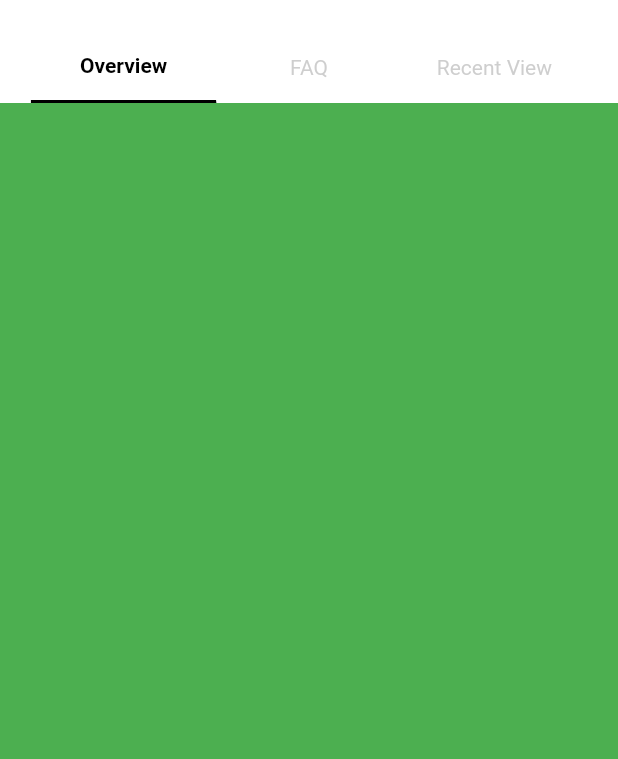
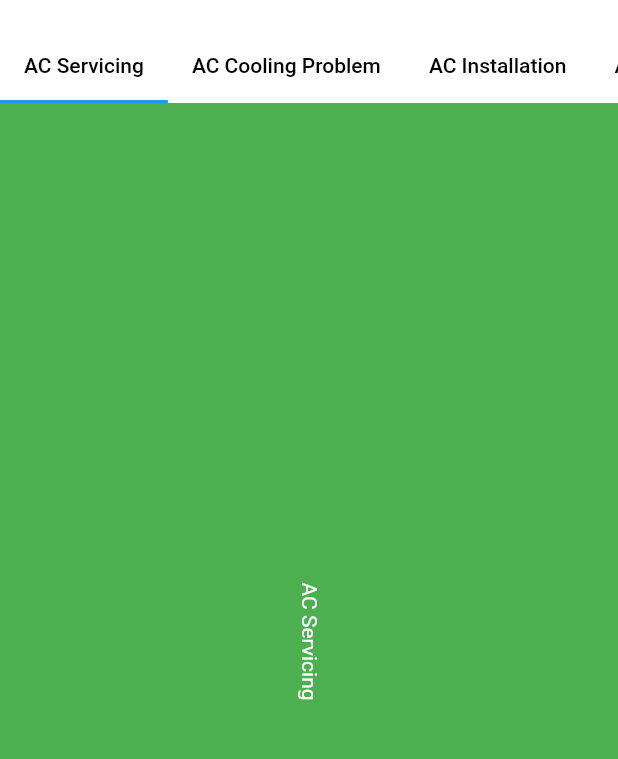
Before and after one commit to mirzamahmud/pageview, a Flutter app: the screen it shows after launch, on a phone screen of 412 x 824 dp, the part 56-815 px from its top. Run offline on Flutter 3.47's test engine with Material 2 defaults, Android fonts, the light colour scheme and no system bars; our stand-ins replace get.

Commit message:
refactor(pageview): scroll_both_tabbar_and_view

```diff
--- a/lib/controller/home_screen_controller.dart
+++ b/lib/controller/home_screen_controller.dart
@@ -5,13 +5,33 @@ class HomeScreenController extends GetxController{
 
   HomeScreenController();
 
-  List<String> tabList = ["Overview", "FAQ", "Recent View"];
-  List<Color> colorList = [Colors.green, Colors.red, Colors.blue];
+  List<String> tabList = [
+    "AC Servicing",
+    "AC Cooling Problem",
+    "AC Installation",
+    "AC Hanging",
+    "LCD/LED/Smart TV Repair",
+    "Microwave Repair Service",
+    "Refrigerator Repair",
+    "Washing Machine Repair",
+    "Ambulance Service",
+    "Laptop & Desktop Repair"
+  ];
+  List<Color> colorList = [
+    Colors.green,
+    Colors.red,
+    Colors.blue,
+    Colors.yellow,
+    Colors.orange,
+    Colors.amber,
+    Colors.pink,
+    Colors.black,
+    Colors.grey,
+  ];
   int selectedIndex = 0;
-
   void changeSelectedIndex(int index){
-
     selectedIndex = index;
+    print("Selected Index: $selectedIndex");
     update();
   }
 }
--- a/lib/screen/home_screen.dart
+++ b/lib/screen/home_screen.dart
@@ -1,7 +1,6 @@
 import 'package:flutter/material.dart';
 import 'package:get/get.dart';
 import 'package:pageview/controller/home_screen_controller.dart';
-import 'package:pageview/screen/widget/home_tab_view.dart';
 
 class HomeScreen extends StatefulWidget {
   const HomeScreen({super.key});
@@ -26,6 +25,8 @@ class _HomeScreenState extends State<HomeScreen> {
   Widget build(BuildContext context) {
     return GetBuilder<HomeScreenController>(
         builder: (controller) => SafeArea(
+        child: DefaultTabController(
+          length: controller.tabList.length,
           child: Scaffold(
             backgroundColor: Colors.grey.shade200,
             appBar: AppBar(
@@ -51,13 +52,46 @@ class _HomeScreenState extends State<HomeScreen> {
               ],
               bottom: PreferredSize(
                 preferredSize: Size(MediaQuery.of(context).size.width, 50),
-              child: const HomeTabView(),
+                child: TabBar(
+                  isScrollable: true,
+                  tabs: List.generate(controller.tabList.length, (index) => Tab(
+                    child: Text(
+                        controller.tabList[index],
+                        textAlign: TextAlign.center,
+                        style: const TextStyle(color: Colors.black)
+                    ),
+                  )),
+                  onTap: (value){
+                    controller.changeSelectedIndex(value);
+                  },
                 ),
               ),
-          body: PageView.builder(
-            controller: pageController,
+            ),
+            body: RotatedBox(
+              quarterTurns: 1,
+              child: TabBarView(
+                children: List.generate(controller.colorList.length, (index) => Container(
+                  height: 300,
+                  width: MediaQuery.of(context).size.width,
+                  alignment: Alignment.center,
+                  decoration: BoxDecoration(
+                      color: controller.colorList[index]
+                  ),
+                  child: Text(
+                    controller.tabList[index],
+                    textAlign: TextAlign.center,
+                    style: const TextStyle(color: Colors.white)
+                  ),
+                )),
+              ),
+            )
+
+
+
+
+            /*PageView.builder(
               scrollDirection: Axis.vertical,
-            physics: const BouncingScrollPhysics(),
+              physics: const ScrollPhysics(),
               itemCount: controller.colorList.length,
               itemBuilder: (context, index) => Container(
                 height: 300,
@@ -67,9 +101,10 @@ class _HomeScreenState extends State<HomeScreen> {
                   color: controller.colorList[index]
                 ),
               ),
-            onPageChanged: (index) {
-              controller.changeSelectedIndex(index);
+              onPageChanged: (value) {
+                controller.changeSelectedIndex(value);
               },
+            )*/
           ),
         ),
       )
```
Lines whose indentation alone changed are shown as unchanged.
